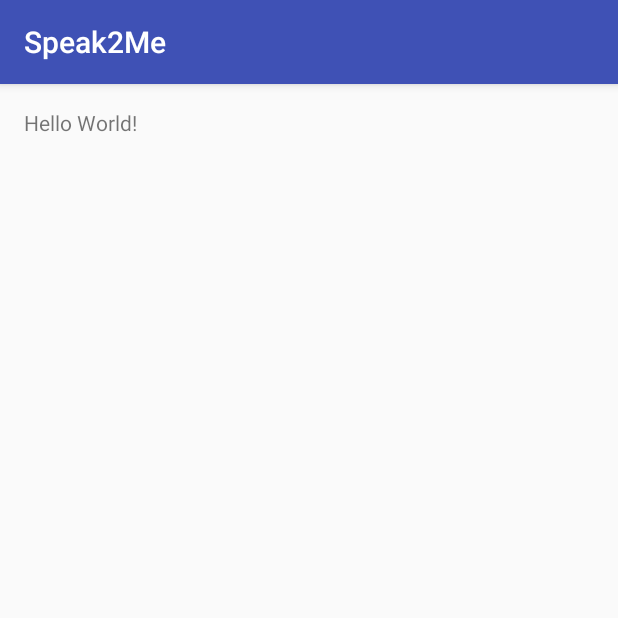
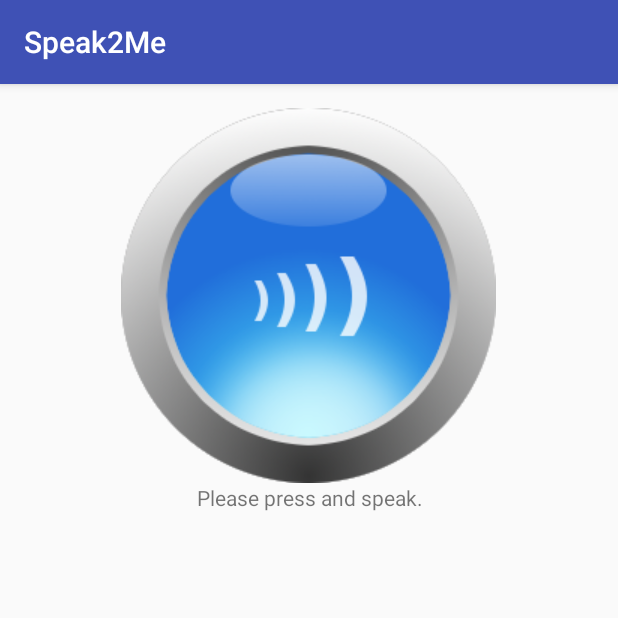
Before and after one commit to DLambros91/Speak2Me, an Android app: the screen it shows after launch (MainActivity), on a phone screen of 412 x 824 dp, the top half of it. Run offline under Robolectric (Android 15) with nearby library versions, the light colour scheme and no system bars.

Commit message:
now with image buttons

```diff
--- a/app/src/main/java/com/example/dlambros/speak2me/MainActivity.java
+++ b/app/src/main/java/com/example/dlambros/speak2me/MainActivity.java
@@ -3,10 +3,12 @@ package com.example.dlambros.speak2me;
 import android.support.v7.app.AppCompatActivity;
 import android.os.Bundle;
 
-public class MainActivity extends AppCompatActivity {
+public class MainActivity extends AppCompatActivity
+{
 
     @Override
-    protected void onCreate(Bundle savedInstanceState) {
+    protected void onCreate(Bundle savedInstanceState)
+    {
         super.onCreate(savedInstanceState);
         setContentView(R.layout.activity_main);
     }
--- /dev/null
+++ b/app/src/main/res/drawable/selector.xml
@@ -0,0 +1,6 @@
+<?xml version="1.0" encoding="utf-8"?>
+<selector xmlns:android="http://schemas.android.com/apk/res/android">
+    <item android:state_pressed="true"
+          android:drawable="@drawable/button2" /> <!-- pressed -->
+    <item android:drawable="@drawable/button1" /> <!-- default -->
+</selector>
--- a/app/src/main/res/layout/activity_main.xml
+++ b/app/src/main/res/layout/activity_main.xml
@@ -1,5 +1,5 @@
 <?xml version="1.0" encoding="utf-8"?>
-<RelativeLayout
+<LinearLayout
     xmlns:android="http://schemas.android.com/apk/res/android"
     xmlns:tools="http://schemas.android.com/tools"
     android:layout_width="match_parent"
@@ -8,10 +8,36 @@
     android:paddingRight="@dimen/activity_horizontal_margin"
     android:paddingTop="@dimen/activity_vertical_margin"
     android:paddingBottom="@dimen/activity_vertical_margin"
+    android:orientation="vertical"
     tools:context=".MainActivity">
 
-    <TextView
-        android:text="Hello World!"
-        android:layout_width="wrap_content"
-        android:layout_height="wrap_content"/>
-</RelativeLayout>
+    <LinearLayout
+        android:layout_width="match_parent"
+        android:layout_height="wrap_content"
+        android:layout_gravity="center"
+        android:gravity="center"
+        android:orientation="horizontal" android:weightSum="1">
+
+        <ImageButton
+            android:layout_width="wrap_content"
+            android:layout_height="wrap_content"
+            android:src="@drawable/selector"
+            android:gravity="center"
+            android:adjustViewBounds="true"
+            android:scaleType="centerCrop"
+            android:background="@android:color/transparent"/>
+
+    </LinearLayout>
+    <LinearLayout
+        android:layout_width="match_parent"
+        android:layout_height="wrap_content"
+        android:gravity="center"
+        android:orientation="horizontal"
+        android:layout_gravity="center">
+        <TextView
+            android:layout_width="wrap_content"
+            android:layout_height="wrap_content"
+            android:text="@string/enter_text"
+            android:gravity="center"/>
+    </LinearLayout>
+</LinearLayout>
--- a/app/src/main/res/values/strings.xml
+++ b/app/src/main/res/values/strings.xml
@@ -1,3 +1,4 @@
 <resources>
     <string name="app_name">Speak2Me</string>
+    <string name="enter_text">Please press and speak.</string>
 </resources>
```
Also changed, not shown: app/src/main/res/drawable/button.png (added), app/src/main/res/drawable/button1.png (added), app/src/main/res/drawable/button2.png (added), app/src/main/res/drawable/s2m.png (added).
